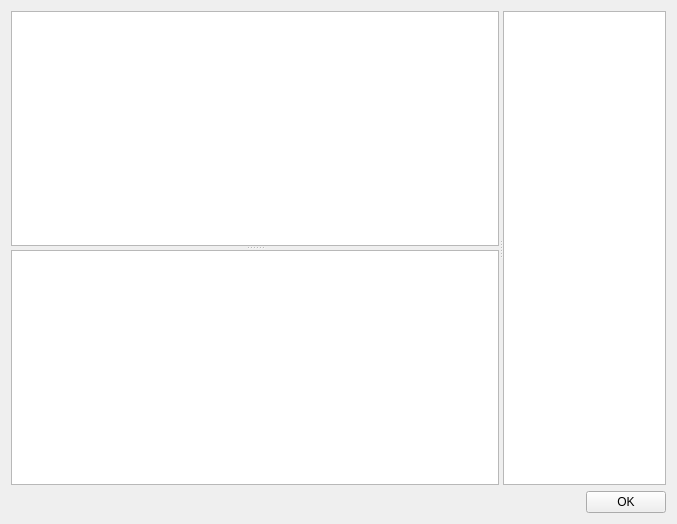
The window that gui/conv2.ui (resetius/sr) describes before a commit, drawn with Qt 5.
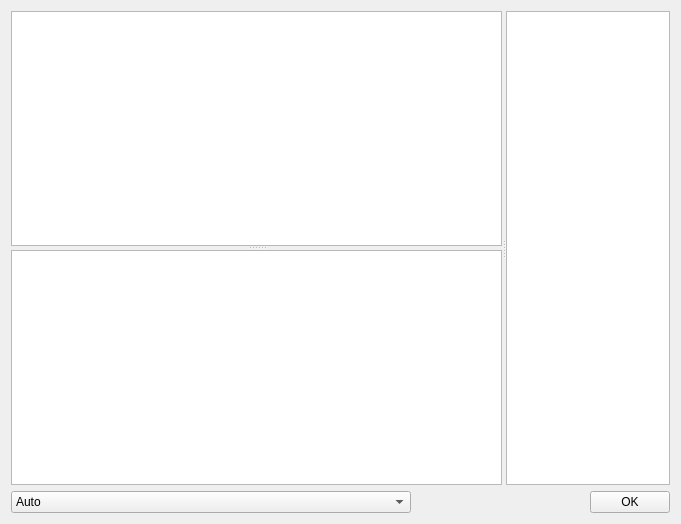
The same window after the commit.

Diff of the .ui file:
```diff
--- a/gui/conv2.ui
+++ b/gui/conv2.ui
@@ -5,15 +5,15 @@
    <rect>
     <x>0</x>
     <y>0</y>
-    <width>677</width>
+    <width>681</width>
     <height>524</height>
    </rect>
   </property>
   <property name="windowTitle" >
    <string>Form</string>
   </property>
-  <layout class="QVBoxLayout" name="verticalLayout" >
-   <item>
+  <layout class="QGridLayout" name="gridLayout" >
+   <item row="0" column="0" >
     <widget class="QSplitter" name="splitter_2" >
      <property name="sizePolicy" >
       <sizepolicy vsizetype="Expanding" hsizetype="Expanding" >
@@ -21,6 +21,12 @@
        <verstretch>0</verstretch>
       </sizepolicy>
      </property>
+     <property name="maximumSize" >
+      <size>
+       <width>800</width>
+       <height>16777215</height>
+      </size>
+     </property>
      <property name="orientation" >
       <enum>Qt::Horizontal</enum>
      </property>
@@ -67,8 +73,39 @@
      </widget>
     </widget>
    </item>
-   <item>
+   <item row="1" column="0" >
     <layout class="QHBoxLayout" name="horizontalLayout" >
+     <item>
+      <widget class="QComboBox" name="comboBox" >
+       <property name="sizePolicy" >
+        <sizepolicy vsizetype="Fixed" hsizetype="Preferred" >
+         <horstretch>0</horstretch>
+         <verstretch>0</verstretch>
+        </sizepolicy>
+       </property>
+       <property name="maximumSize" >
+        <size>
+         <width>400</width>
+         <height>400</height>
+        </size>
+       </property>
+       <item>
+        <property name="text" >
+         <string>Auto</string>
+        </property>
+       </item>
+       <item>
+        <property name="text" >
+         <string>РЁРёСЂРѕРєР°СЏ СЌР»РµРєС‚СЂРёС„РёРєР°С†РёСЏ СЋР¶РЅС‹С… РіСѓР±РµСЂРЅРёР№ РґР°СЃС‚ РјРѕС‰РЅС‹Р№ С‚РѕР»С‡РѕРє РїРѕРґСЉРµРјСѓ СЃРµР»СЊСЃРєРѕРіРѕ С…РѕР·СЏР№СЃС‚РІР°</string>
+        </property>
+       </item>
+       <item>
+        <property name="text" >
+         <string>п╗п╦я─п╬п╨п╟я▐ я█п╩п╣п╨я┌я─п╦я└п╦п╨п╟я├п╦я▐ я▌п╤п╫я▀я┘ пЁя┐п╠п╣я─п╫п╦п╧ п╢п╟я│я┌ п╪п╬я┴п╫я▀п╧ я┌п╬п╩я┤п╬п╨ п©п╬п╢я┼п╣п╪я┐ я│п╣п╩я▄я│п╨п╬пЁп╬ я┘п╬п╥я▐п╧я│я┌п╡п╟</string>
+        </property>
+       </item>
+      </widget>
+     </item>
      <item>
       <spacer name="horizontalSpacer" >
        <property name="orientation" >
```
